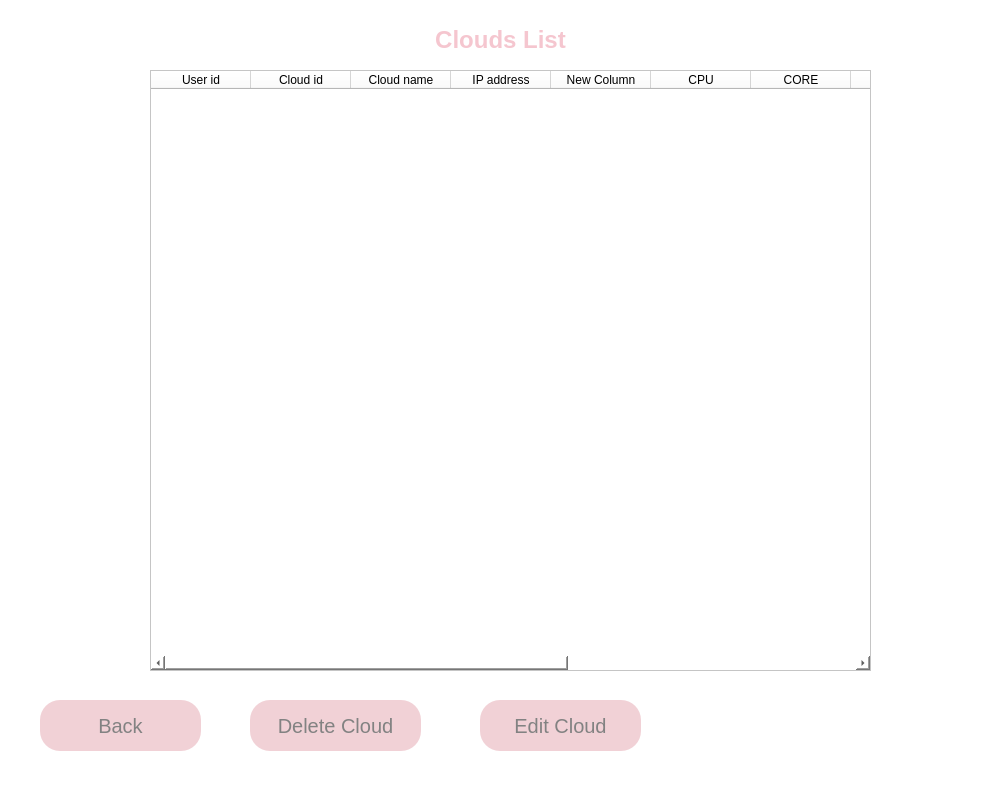
vidagharavian/cloud_service, file ui/admin_cloud_list.ui: the form before one commit.
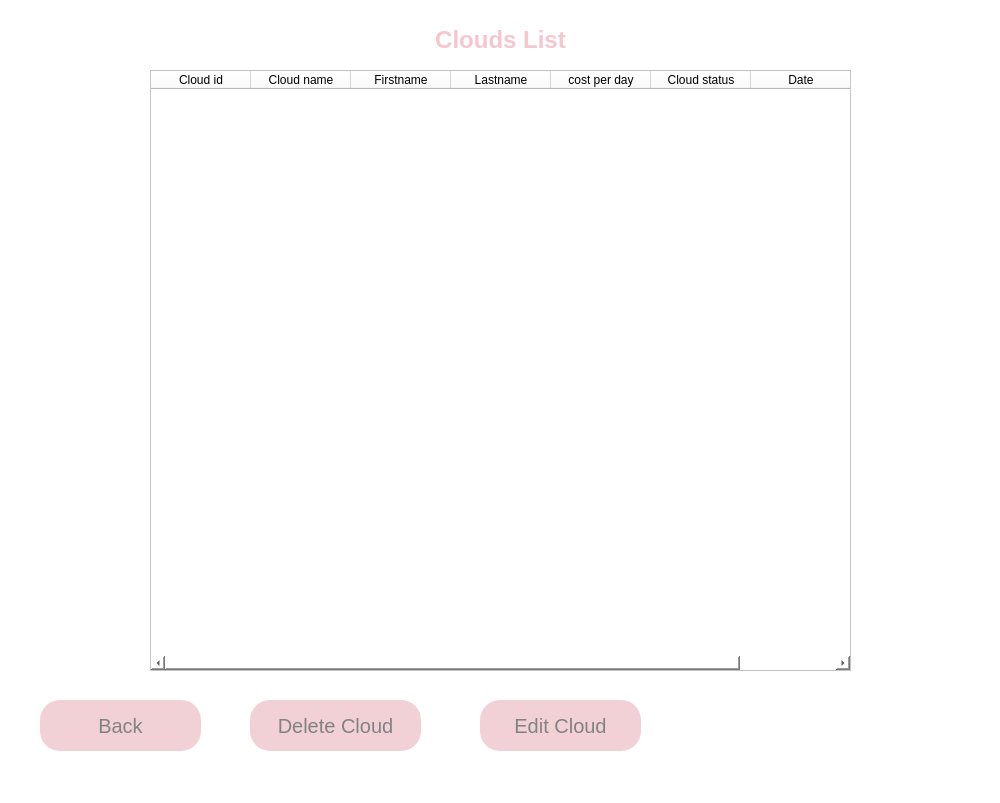
The form after the commit.

Diff of the .ui file:
```diff
--- a/ui/admin_cloud_list.ui
+++ b/ui/admin_cloud_list.ui
@@ -111,7 +111,7 @@
     <rect>
      <x>150</x>
      <y>70</y>
-     <width>721</width>
+     <width>701</width>
      <height>601</height>
     </rect>
    </property>
@@ -124,11 +124,6 @@
    <attribute name="horizontalHeaderDefaultSectionSize">
     <number>100</number>
    </attribute>
-   <column>
-    <property name="text">
-     <string>User id</string>
-    </property>
-   </column>
    <column>
     <property name="text">
      <string>Cloud id</string>
@@ -141,32 +136,12 @@
    </column>
    <column>
     <property name="text">
-     <string>IP address</string>
+     <string>Firstname</string>
     </property>
    </column>
    <column>
     <property name="text">
-     <string>New Column</string>
-    </property>
-   </column>
-   <column>
-    <property name="text">
-     <string>CPU</string>
-    </property>
-   </column>
-   <column>
-    <property name="text">
-     <string>CORE</string>
-    </property>
-   </column>
-   <column>
-    <property name="text">
-     <string>DISK</string>
-    </property>
-   </column>
-   <column>
-    <property name="text">
-     <string>RAM</string>
+     <string>Lastname</string>
     </property>
    </column>
    <column>
```
